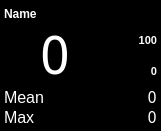
Qt form gui/monitor/monitor.ui (MariuszSuchenek/MVM_GUI_test2) before a commit.
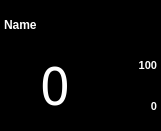
The same form after that commit.

Commit message: Restructured monitor to be configurable via default_settings; removed mean and max; added stand-in alarms class for now

```diff
--- a/gui/monitor/monitor.ui
+++ b/gui/monitor/monitor.ui
@@ -523,24 +523,6 @@
       <property name="spacing">
        <number>0</number>
       </property>
-      <item row="1" column="2">
-       <widget class="QLabel" name="label_max">
-        <property name="font">
-         <font>
-          <pointsize>8</pointsize>
-          <weight>75</weight>
-          <bold>true</bold>
-          <stylestrategy>PreferAntialias</stylestrategy>
-         </font>
-        </property>
-        <property name="text">
-         <string>100</string>
-        </property>
-        <property name="alignment">
-         <set>Qt::AlignRight|Qt::AlignTrailing|Qt::AlignVCenter</set>
-        </property>
-       </widget>
-      </item>
       <item row="2" column="2">
        <widget class="QLabel" name="label_min">
         <property name="font">
@@ -559,32 +541,6 @@
         </property>
        </widget>
       </item>
-      <item row="3" column="0">
-       <widget class="QLabel" name="label_statname1">
-        <property name="font">
-         <font>
-          <pointsize>12</pointsize>
-          <stylestrategy>PreferAntialias</stylestrategy>
-         </font>
-        </property>
-        <property name="text">
-         <string>Mean</string>
-        </property>
-       </widget>
-      </item>
-      <item row="4" column="0">
-       <widget class="QLabel" name="label_statname2">
-        <property name="font">
-         <font>
-          <pointsize>12</pointsize>
-          <stylestrategy>PreferAntialias</stylestrategy>
-         </font>
-        </property>
-        <property name="text">
-         <string>Max</string>
-        </property>
-       </widget>
-      </item>
       <item row="1" column="0" rowspan="2" colspan="2">
        <widget class="QLabel" name="label_value">
         <property name="font">
@@ -618,39 +574,30 @@
         </property>
        </widget>
       </item>
-      <item row="3" column="1" colspan="2">
-       <widget class="QLabel" name="label_statvalue1">
+      <item row="1" column="2">
+       <widget class="QLabel" name="label_max">
         <property name="font">
          <font>
-          <family>Noto Mono</family>
-          <pointsize>12</pointsize>
+          <pointsize>8</pointsize>
+          <weight>75</weight>
+          <bold>true</bold>
           <stylestrategy>PreferAntialias</stylestrategy>
          </font>
         </property>
         <property name="text">
-         <string>0</string>
+         <string>100</string>
         </property>
         <property name="alignment">
          <set>Qt::AlignRight|Qt::AlignTrailing|Qt::AlignVCenter</set>
         </property>
        </widget>
       </item>
-      <item row="4" column="1" colspan="2">
-       <widget class="QLabel" name="label_statvalue2">
-        <property name="font">
-         <font>
-          <family>Noto Mono</family>
-          <pointsize>12</pointsize>
-          <stylestrategy>PreferAntialias</stylestrategy>
-         </font>
+      <item row="3" column="0" colspan="3">
+       <layout class="QGridLayout" name="stats_slots">
+        <property name="spacing">
+         <number>3</number>
         </property>
-        <property name="text">
-         <string>0</string>
-        </property>
-        <property name="alignment">
-         <set>Qt::AlignRight|Qt::AlignTrailing|Qt::AlignVCenter</set>
-        </property>
-       </widget>
+       </layout>
       </item>
      </layout>
     </widget>
```
The commit also changes 1 other file.
